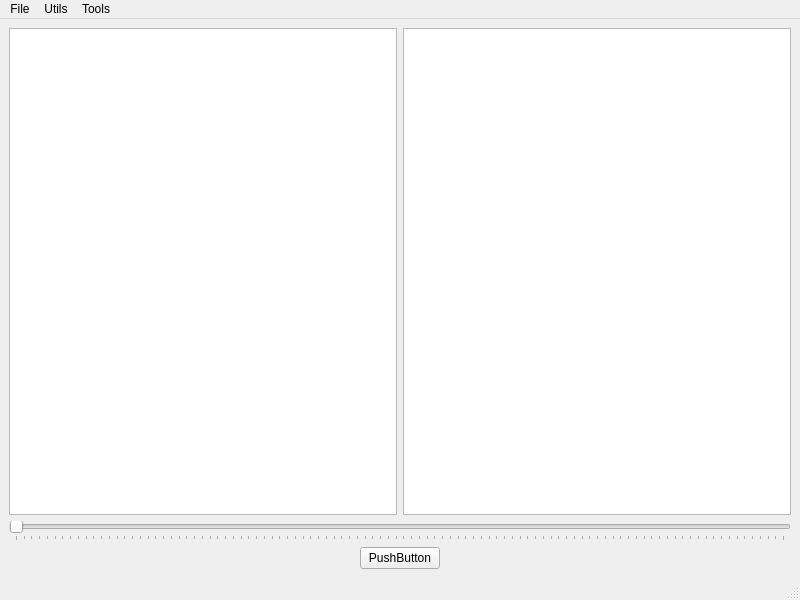
Before: the Qt Designer form ui/ImageWindow.ui in thiess-cristian/ImageProcessing, drawn with Qt 5.
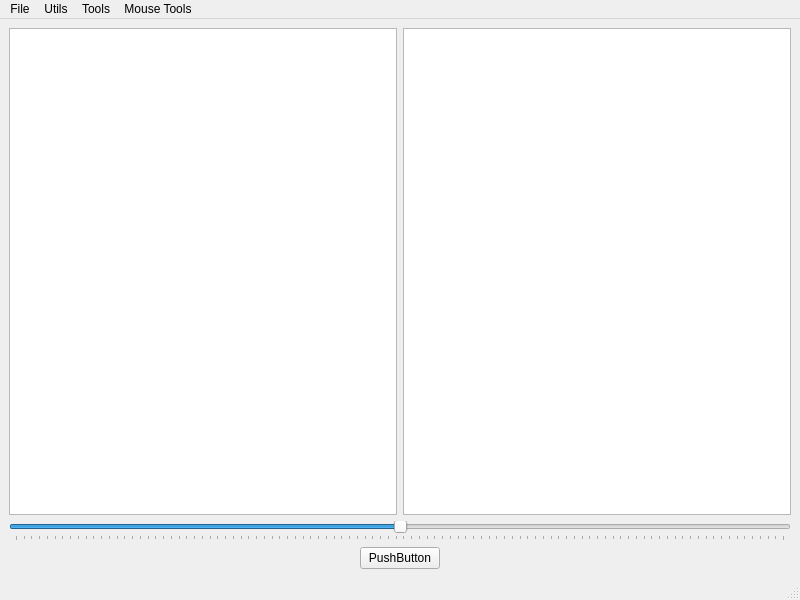
After: the same form once the commit is applied.

Commit message: Implemented a magnifier tool

```diff
--- a/ui/ImageWindow.ui
+++ b/ui/ImageWindow.ui
@@ -59,6 +59,9 @@
       <property name="maximum">
        <number>198</number>
       </property>
+      <property name="value">
+       <number>99</number>
+      </property>
       <property name="orientation">
        <enum>Qt::Horizontal</enum>
       </property>
@@ -110,9 +113,16 @@
     <addaction name="actionSelect_image"/>
     <addaction name="actionColor_Histogram_Equalization"/>
    </widget>
+   <widget class="QMenu" name="menuMouse_Tools">
+    <property name="title">
+     <string>Mouse Tools</string>
+    </property>
+    <addaction name="actionMagnifier"/>
+   </widget>
    <addaction name="menuFile"/>
    <addaction name="menuUtils"/>
    <addaction name="menuTools"/>
+   <addaction name="menuMouse_Tools"/>
   </widget>
   <widget class="QStatusBar" name="statusbar"/>
   <action name="actionGreyscale">
```
Left out of the diff: 5 changed lines with no effect on the pictures. The commit also changes 12 other files.
